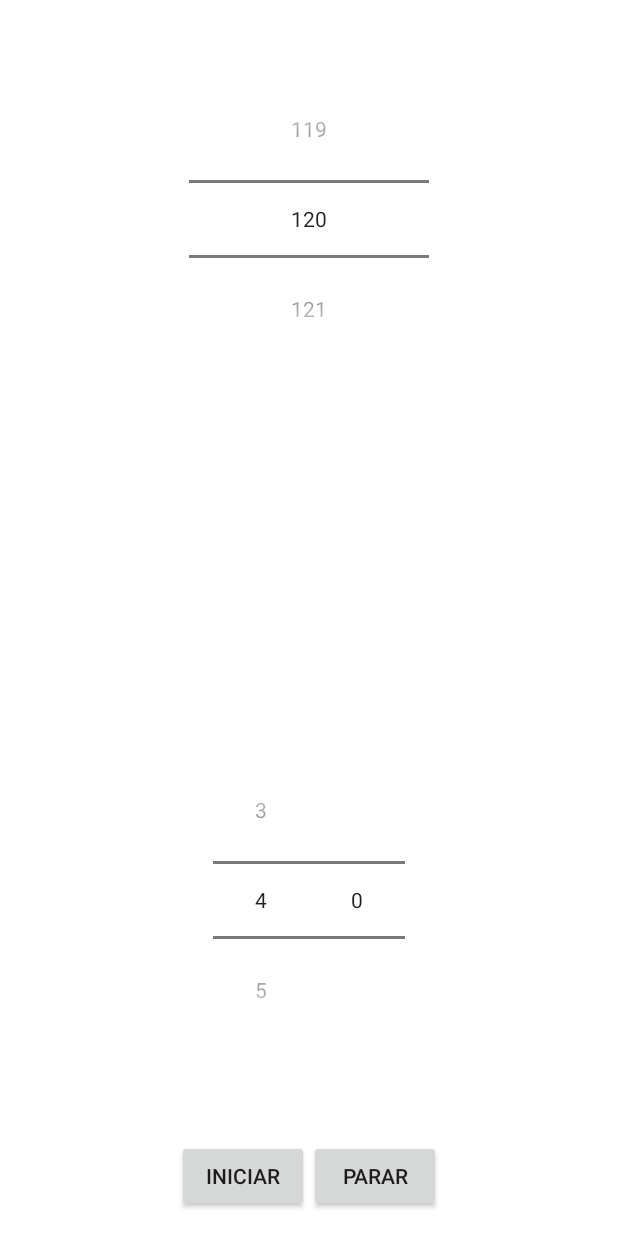
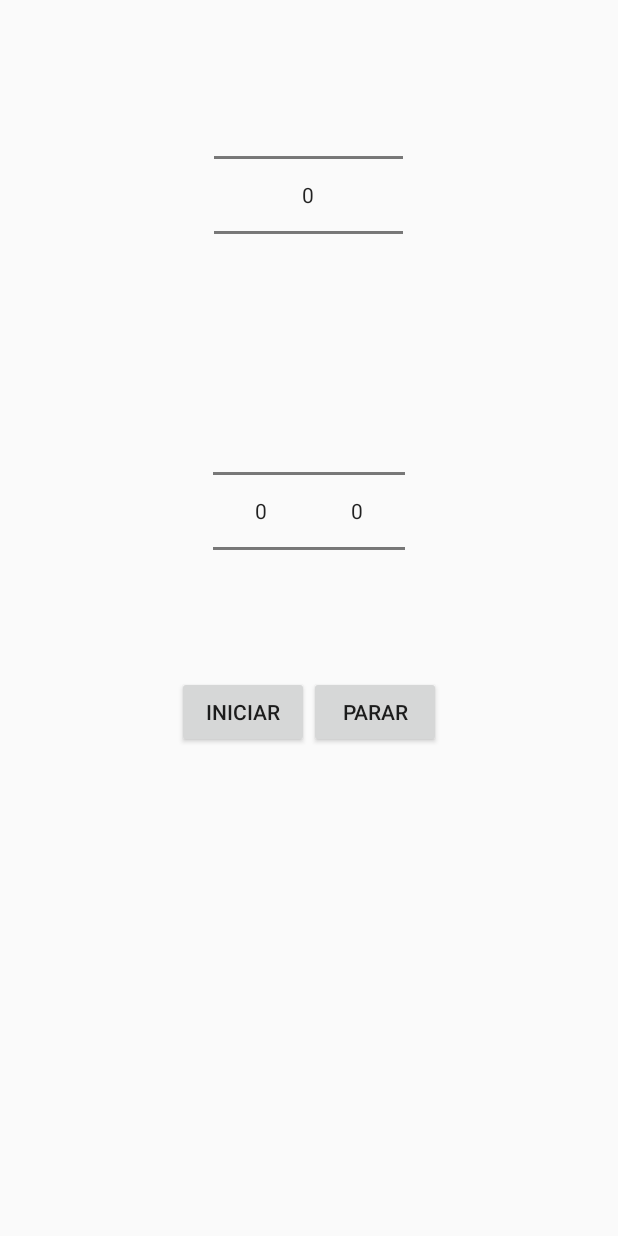
Before and after one commit to DroidFoundry/DroidMetronome, an Android app: the screen it shows after launch (MainActivity), after a tap on "INICIAR", on a phone screen of 412 x 824 dp. Run offline under Robolectric (Android 15) with nearby library versions, the phone set to English and light mode, and no system bars.

Commit message:
1.Simplificação na estrutura da interface gráfica, de RelativeLayout para LinearLayout
2.Criação do tema do app

```diff
--- a/DroidMetronome/app/src/main/AndroidManifest.xml
+++ b/DroidMetronome/app/src/main/AndroidManifest.xml
@@ -9,6 +9,7 @@
         android:theme="@style/AppTheme" >
         <activity
             android:name="com.example.pedro.DroidMetronomo.view.MainActivity"
+            android:theme="@style/Metronome.Main.Theme"
             android:label="@string/app_name" >
             <intent-filter>
                 <action android:name="android.intent.action.MAIN" />
@@ -16,10 +17,7 @@
                 <category android:name="android.intent.category.LAUNCHER" />
             </intent-filter>
         </activity>
-        <activity
-            android:name=".MainActivity2Activity"
-            android:label="@string/title_activity_main_activity2" >
-        </activity>
+
     </application>
 
 </manifest>
--- a/DroidMetronome/app/src/main/java/com/example/pedro/DroidMetronomo/control/FrontConversor.java
+++ b/DroidMetronome/app/src/main/java/com/example/pedro/DroidMetronomo/control/FrontConversor.java
@@ -34,11 +34,11 @@ public class FrontConversor {
     }
 
     public void setFrequenciaBPM(NumberPicker frequenciaPicker){
-        compasso.setFrequenciaBPM(frequenciaPicker.getValue());
+        compasso.setFrequenciaBPM(120);
     }
 
     public void setQuantidadeBatidas(NumberPicker frequenciaPicker){
-        compasso.setQuantidadeBatidas(frequenciaPicker.getValue());
+        compasso.setQuantidadeBatidas(4);
     }
 
 
--- a/DroidMetronome/app/src/main/java/com/example/pedro/DroidMetronomo/view/MainActivity.java
+++ b/DroidMetronome/app/src/main/java/com/example/pedro/DroidMetronomo/view/MainActivity.java
@@ -2,7 +2,6 @@ package com.example.pedro.DroidMetronomo.view;
 
 import android.app.Activity;
 import android.os.Bundle;
-import android.util.Log;
 import android.view.Menu;
 import android.view.MenuItem;
 import android.view.View;
@@ -18,23 +17,10 @@ public class MainActivity extends Activity {
     private Executer executer;
     private boolean inExecution;
 
-    private NumberPicker npBPM;
-    private NumberPicker npQntBatidas;
-
     @Override
     protected void onCreate(Bundle savedInstanceState) {
         super.onCreate(savedInstanceState);
         setContentView(R.layout.activity_main);
-
-        npBPM = (NumberPicker) findViewById(R.id.bpm);
-        npBPM.setMinValue(10);
-        npBPM.setMaxValue(300);
-        npBPM.setValue(120); //Padrão
-
-        npQntBatidas = (NumberPicker) findViewById(R.id.qntBatidas);
-        npQntBatidas.setMinValue(1);
-        npQntBatidas.setMaxValue(16);
-        npQntBatidas.setValue(4); // Padrão
 
         executer =  new Executer();
         inExecution = false;
@@ -46,10 +32,19 @@ public class MainActivity extends Activity {
      */
     public void executar(View view){
         if(!inExecution) {
+            // Pegando os valores dos numberPickers
+            NumberPicker npFreq = (NumberPicker) findViewById(R.id.bpm);
+            //npFreq.setMinValue(10);
+            //npFreq.setMaxValue(300);
+
+            NumberPicker npQntBatidas = (NumberPicker) findViewById(R.id.qntBatidas);
+            //npQntBatidas.setMinValue(1);
+            //npQntBatidas.setMaxValue(16);
+            //=====================================
 
             FrontConversor conversor = new FrontConversor();
             conversor.setSom(this);
-            conversor.setFrequenciaBPM(npBPM);
+            conversor.setFrequenciaBPM(npFreq);
             conversor.setQuantidadeBatidas(npQntBatidas);
 
             executer.preExecuter(this,conversor.toCompasso()); // preparar
--- a/DroidMetronome/app/src/main/res/layout/activity_main.xml
+++ b/DroidMetronome/app/src/main/res/layout/activity_main.xml
@@ -1,46 +1,19 @@
-<RelativeLayout xmlns:android="http://schemas.android.com/apk/res/android"
-    xmlns:tools="http://schemas.android.com/tools"
-    android:layout_width="match_parent"
-    android:layout_height="match_parent"
-    android:orientation="vertical"
-    android:gravity="center"
-    android:paddingLeft="@dimen/activity_horizontal_margin"
-    android:paddingRight="@dimen/activity_horizontal_margin"
-    android:paddingTop="@dimen/activity_vertical_margin"
-    android:paddingBottom="@dimen/activity_vertical_margin"
-    android:background="#ffff"
-    tools:context=".activity_start_game"
-    android:id="@+id/u">
+<?xml version="1.0" encoding="utf-8"?>
+<LinearLayout xmlns:android="http://schemas.android.com/apk/res/android"
+    android:orientation="vertical" android:layout_width="match_parent"
+    android:layout_height="match_parent">
 
-    <LinearLayout
-        android:id="@+id/playStop"
-        android:orientation="horizontal"
-        android:layout_width="match_parent"
+
+
+    <NumberPicker
+        android:layout_width="126dp"
         android:layout_height="wrap_content"
-        android:gravity="center_horizontal"
-        android:layout_alignParentBottom="true">
-
-        <Button
-            android:layout_width="wrap_content"
-            android:layout_height="wrap_content"
-            android:text="@string/play"
-            android:onClick="executar"
-            android:id="@+id/play"
-            android:layout_gravity="center"
-            style="@style/Base.Animation.AppCompat.DropDownUp"
-            android:backgroundTint="@color/button_material_light" />
-
-        <Button
-            android:layout_width="wrap_content"
-            android:layout_height="wrap_content"
-            android:text="parar"
-            android:onClick="parar"
-            android:id="@+id/stop"
-            android:layout_alignParentBottom="true"
-            android:layout_toLeftOf="@+id/numberPicker2"
-            android:layout_toStartOf="@+id/numberPicker2"
-            android:layout_gravity="center" />
-    </LinearLayout>
+        android:id="@+id/bpm"
+        style="@style/Base.V21.Theme.AppCompat.Light"
+        android:gravity="top"
+        android:layout_marginTop="40dp"
+        android:layout_marginBottom="15dp"
+        android:layout_gravity="center_horizontal" />
 
     <LinearLayout
         android:id="@+id/compasso"
@@ -50,42 +23,58 @@
         android:gravity="center_horizontal"
 
         android:clickable="false"
-
-        android:layout_above="@+id/playStop"
-        android:layout_alignParentRight="true"
-        android:layout_alignParentEnd="true"
-        android:layout_marginBottom="70dp"
-        android:theme="@style/Base.V21.Theme.AppCompat.Light">
+        android:layout_marginTop="15dp"
+        android:layout_marginBottom="20dp"
+        android:theme="@style/Base.V21.Theme.AppCompat.Light"
+        android:longClickable="false">
 
         <NumberPicker
             android:layout_width="wrap_content"
             android:layout_height="wrap_content"
             android:id="@+id/qntBatidas"
 
-            android:layout_alignParentRight="true"
-            android:layout_alignParentEnd="true"
-            style="@style/Base.V21.Theme.AppCompat.Light" />
+            style="@style/Base.V21.Theme.AppCompat.Light"
+            android:longClickable="false"
+            android:nestedScrollingEnabled="true"
+            android:clickable="true" />
 
         <NumberPicker
             android:layout_width="wrap_content"
             android:layout_height="wrap_content"
             android:id="@+id/valorBase"
-            android:layout_below="@+id/numberPicker"
-            android:layout_alignParentLeft="true"
-            android:layout_alignParentStart="true"
-            style="@style/Base.V21.Theme.AppCompat.Light" />
+
+
+            style="@style/Base.V21.Theme.AppCompat.Light"
+
+            android:baselineAligned="true"
+            android:theme="@style/AppTheme"
+
+            android:longClickable="false"
+            android:clickable="true" />
     </LinearLayout>
 
-    <NumberPicker
-        android:layout_width="160dp"
+    <LinearLayout
+        android:id="@+id/playStop"
+        android:orientation="horizontal"
+        android:layout_width="match_parent"
         android:layout_height="wrap_content"
-        android:id="@+id/bpm"
-        style="@style/Base.V21.Theme.AppCompat.Light"
-        android:layout_marginTop="40dp"
-        android:layout_centerHorizontal="true"
-        android:gravity="top"
+        android:gravity="center_horizontal"
+        android:layout_marginTop="0dp">
 
-        android:textAlignment="center" />" />
+        <Button
+            android:layout_width="wrap_content"
+            android:layout_height="wrap_content"
+            android:text="@string/play"
+            android:onClick="executar"
+            android:id="@+id/play" />
 
+        <Button
+            android:layout_width="wrap_content"
+            android:layout_height="wrap_content"
+            android:text="@string/stop"
+            android:onClick="parar"
+            android:id="@+id/stop"
 
-</RelativeLayout>
+            android:layout_gravity="center" />
+    </LinearLayout>
+</LinearLayout>
--- /dev/null
+++ b/DroidMetronome/app/src/main/res/values/colors.xml
@@ -0,0 +1,6 @@
+<?xml version="1.0" encoding="utf-8"?>
+<resources>
+
+    <color name="metronome_green">#8BC34A</color>
+    <color name="metronome_dark_green">#689f38</color>
+</resources>
--- a/DroidMetronome/app/src/main/res/values/strings.xml
+++ b/DroidMetronome/app/src/main/res/values/strings.xml
@@ -4,5 +4,8 @@
     <string name="hello_world">Hello world!</string>
     <string name="main_menu">Metronomo de teste</string>
     <string name="play">Iniciar</string>
+    <string name="stop">Parar</string>
     <string name="title_activity_main_activity2">Metronomo</string>
+    <string name="title_activity_main2">Main2Activity</string>
+    <string name="action_settings">Settings</string>
 </resources>
--- a/DroidMetronome/app/src/main/res/values/styles.xml
+++ b/DroidMetronome/app/src/main/res/values/styles.xml
@@ -1,8 +1,20 @@
 <resources>
 
-    <!-- Base application theme. -->
-    <style name="AppTheme" parent="Theme.AppCompat.Light.DarkActionBar">
-        <!-- Customize your theme here. -->
+    <style name="AppTheme" parent="@style/Theme.AppCompat.Light.DarkActionBar">
+        <item name="colorPrimary">@color/metronome_green</item>
+        <item name="colorPrimaryDark">@color/metronome_dark_green</item>
+
     </style>
 
+    <style name="Metronome.Main.Theme" parent="AppTheme">
+        <item name="android:actionBarStyle">@style/ActionBar.Metronome.Style</item>
+    </style>
+    <!-- main activity action bar styles -->
+    <style name="ActionBar.Metronome.Style" parent="@style/Widget.AppCompat.Light.ActionBar.Solid.Inverse">
+
+        <item name="displayOptions">useLogo|showHome</item>
+    </style>
+
+
+
 </resources>
```
